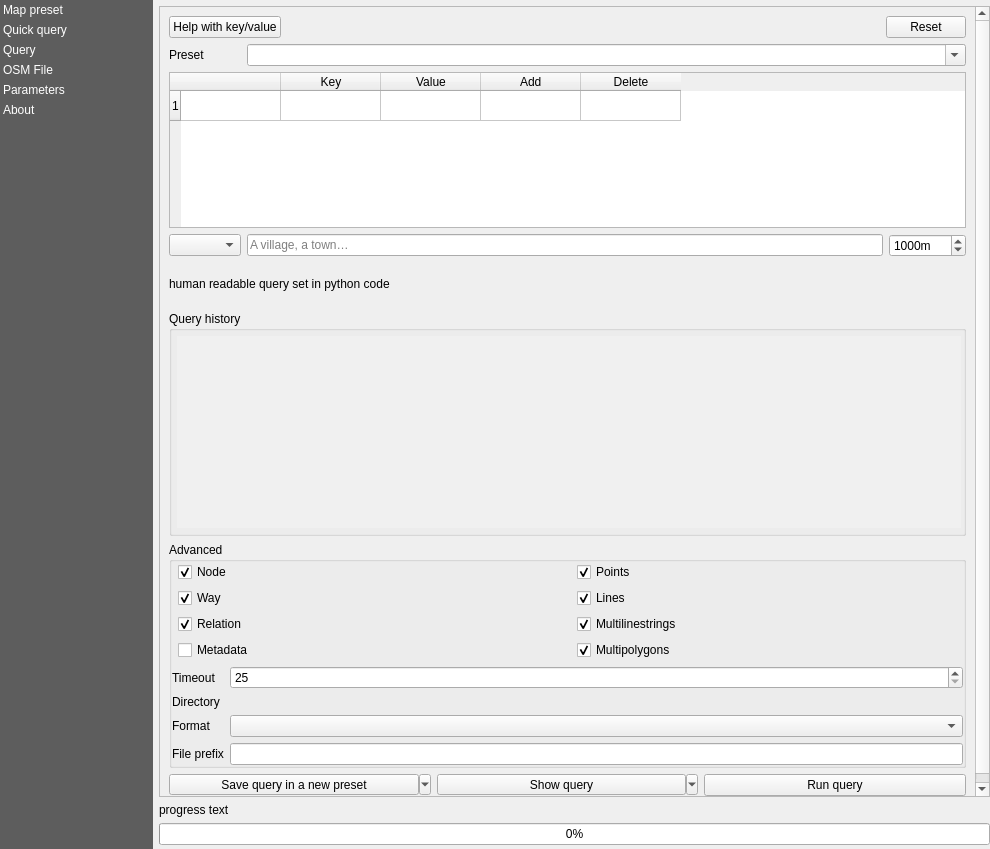
3liz/QuickOSM, file QuickOSM/resources/ui/main_window.ui: the form before one commit.
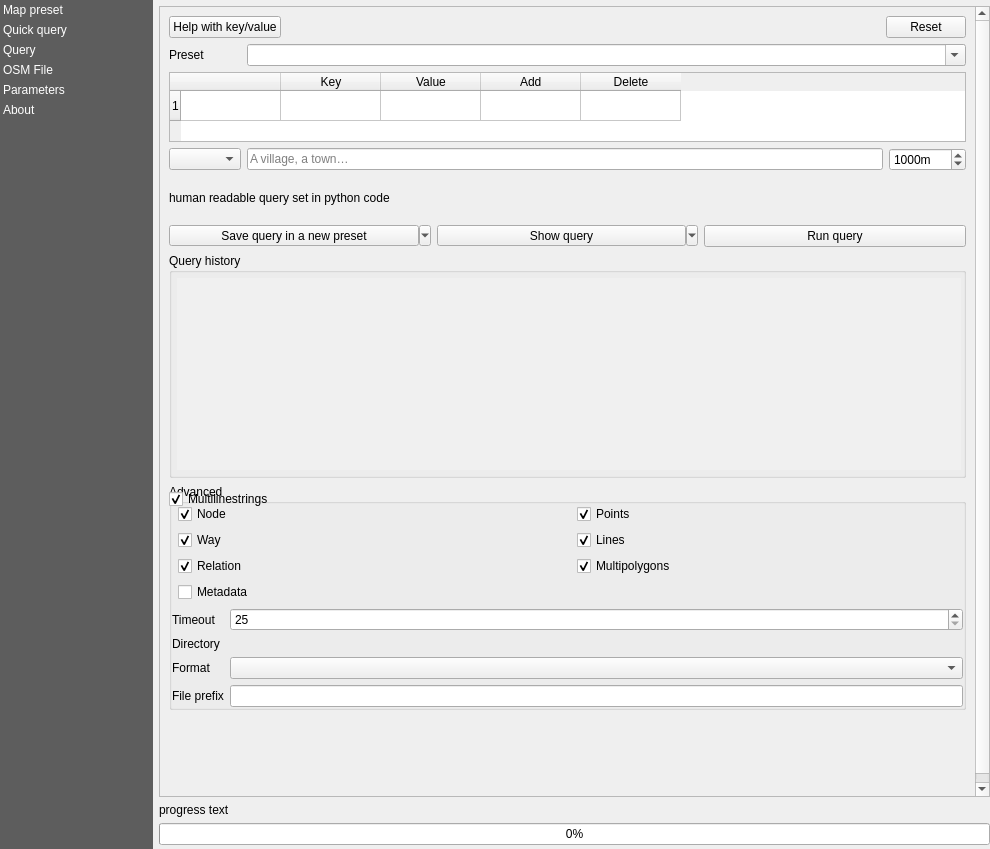
The form after the commit. The open tabs and pages were chosen to show the change. Custom widgets are drawn as their Qt base class.

Commit message: UX - Move some buttons up in the UI fix #379

The edit to the form file:
```diff
--- a/QuickOSM/resources/ui/main_window.ui
+++ b/QuickOSM/resources/ui/main_window.ui
@@ -824,6 +824,131 @@
                </item>
               </layout>
              </item>
+             <item>
+              <layout class="QHBoxLayout" name="horizontalLayout">
+               <item>
+                <widget class="QToolButton" name="button_save_query">
+                 <property name="sizePolicy">
+                  <sizepolicy hsizetype="Expanding" vsizetype="Fixed">
+                   <horstretch>0</horstretch>
+                   <verstretch>0</verstretch>
+                  </sizepolicy>
+                 </property>
+                 <property name="text">
+                  <string>Save query in a new preset</string>
+                 </property>
+                 <property name="popupMode">
+                  <enum>QToolButton::MenuButtonPopup</enum>
+                 </property>
+                 <property name="toolButtonStyle">
+                  <enum>Qt::ToolButtonTextOnly</enum>
+                 </property>
+                </widget>
+               </item>
+               <item>
+                <widget class="QToolButton" name="button_show_query">
+                 <property name="sizePolicy">
+                  <sizepolicy hsizetype="Expanding" vsizetype="Fixed">
+                   <horstretch>0</horstretch>
+                   <verstretch>0</verstretch>
+                  </sizepolicy>
+                 </property>
+                 <property name="layoutDirection">
+                  <enum>Qt::LeftToRight</enum>
+                 </property>
+                 <property name="text">
+                  <string>Show query</string>
+                 </property>
+                 <property name="checkable">
+                  <bool>false</bool>
+                 </property>
+                 <property name="popupMode">
+                  <enum>QToolButton::MenuButtonPopup</enum>
+                 </property>
+                 <property name="toolButtonStyle">
+                  <enum>Qt::ToolButtonTextOnly</enum>
+                 </property>
+                 <property name="arrowType">
+                  <enum>Qt::NoArrow</enum>
+                 </property>
+                </widget>
+               </item>
+               <item>
+                <widget class="QStackedWidget" name="stacked_execute_query_qq">
+                 <property name="sizePolicy">
+                  <sizepolicy hsizetype="Minimum" vsizetype="Fixed">
+                   <horstretch>0</horstretch>
+                   <verstretch>0</verstretch>
+                  </sizepolicy>
+                 </property>
+                 <property name="currentIndex">
+                  <number>0</number>
+                 </property>
+                 <widget class="QWidget" name="page">
+                  <layout class="QHBoxLayout" name="horizontalLayout_12">
+                   <property name="spacing">
+                    <number>0</number>
+                   </property>
+                   <property name="leftMargin">
+                    <number>0</number>
+                   </property>
+                   <property name="topMargin">
+                    <number>0</number>
+                   </property>
+                   <property name="rightMargin">
+                    <number>0</number>
+                   </property>
+                   <property name="bottomMargin">
+                    <number>0</number>
+                   </property>
+                   <item>
+                    <widget class="QPushButton" name="button_run_query_qq">
+                     <property name="sizePolicy">
+                      <sizepolicy hsizetype="Preferred" vsizetype="Fixed">
+                       <horstretch>0</horstretch>
+                       <verstretch>0</verstretch>
+                      </sizepolicy>
+                     </property>
+                     <property name="text">
+                      <string>Run query</string>
+                     </property>
+                     <property name="default">
+                      <bool>true</bool>
+                     </property>
+                    </widget>
+                   </item>
+                  </layout>
+                 </widget>
+                 <widget class="QWidget" name="page_2">
+                  <layout class="QHBoxLayout" name="horizontalLayout_13">
+                   <property name="spacing">
+                    <number>0</number>
+                   </property>
+                   <property name="leftMargin">
+                    <number>0</number>
+                   </property>
+                   <property name="topMargin">
+                    <number>0</number>
+                   </property>
+                   <property name="rightMargin">
+                    <number>0</number>
+                   </property>
+                   <property name="bottomMargin">
+                    <number>0</number>
+                   </property>
+                   <item>
+                    <widget class="QPushButton" name="button_cancel_query_qq">
+                     <property name="text">
+                      <string>Cancel running query</string>
+                     </property>
+                    </widget>
+                   </item>
+                  </layout>
+                 </widget>
+                </widget>
+               </item>
+              </layout>
+             </item>
              <item>
               <widget class="QgsCollapsibleGroupBox" name="query_historic">
                <property name="title">
@@ -990,17 +1115,7 @@
                       </property>
                      </widget>
                     </item>
-                    <item row="4" column="1">
-                     <widget class="QCheckBox" name="checkbox_multipolygons_qq">
-                      <property name="text">
-                       <string>Multipolygons</string>
-                      </property>
-                      <property name="checked">
-                       <bool>true</bool>
-                      </property>
-                     </widget>
-                    </item>
-                    <item row="3" column="1">
+                    <item row="2" column="1">
                      <widget class="QCheckBox" name="checkbox_multilinestrings_qq">
                       <property name="text">
                        <string>Multilinestrings</string>
@@ -1010,6 +1125,16 @@
                       </property>
                      </widget>
                     </item>
+                    <item row="3" column="1">
+                     <widget class="QCheckBox" name="checkbox_multipolygons_qq">
+                      <property name="text">
+                       <string>Multipolygons</string>
+                      </property>
+                      <property name="checked">
+                       <bool>true</bool>
+                      </property>
+                     </widget>
+                    </item>
                    </layout>
                   </item>
                  </layout>
@@ -1079,129 +1204,17 @@
               </widget>
              </item>
              <item>
-              <layout class="QHBoxLayout" name="horizontalLayout">
-               <item>
-                <widget class="QToolButton" name="button_save_query">
-                 <property name="sizePolicy">
-                  <sizepolicy hsizetype="Expanding" vsizetype="Fixed">
-                   <horstretch>0</horstretch>
-                   <verstretch>0</verstretch>
-                  </sizepolicy>
-                 </property>
-                 <property name="text">
-                  <string>Save query in a new preset</string>
-                 </property>
-                 <property name="popupMode">
-                  <enum>QToolButton::MenuButtonPopup</enum>
-                 </property>
-                 <property name="toolButtonStyle">
-                  <enum>Qt::ToolButtonTextOnly</enum>
-                 </property>
-                </widget>
-               </item>
-               <item>
-                <widget class="QToolButton" name="button_show_query">
-                 <property name="sizePolicy">
-                  <sizepolicy hsizetype="Expanding" vsizetype="Fixed">
-                   <horstretch>0</horstretch>
-                   <verstretch>0</verstretch>
-                  </sizepolicy>
-                 </property>
-                 <property name="layoutDirection">
-                  <enum>Qt::LeftToRight</enum>
-                 </property>
-                 <property name="text">
-                  <string>Show query</string>
-                 </property>
-                 <property name="checkable">
-                  <bool>false</bool>
-                 </property>
-                 <property name="popupMode">
-                  <enum>QToolButton::MenuButtonPopup</enum>
-                 </property>
-                 <property name="toolButtonStyle">
-                  <enum>Qt::ToolButtonTextOnly</enum>
-                 </property>
-                 <property name="arrowType">
-                  <enum>Qt::NoArrow</enum>
-                 </property>
-                </widget>
-               </item>
-               <item>
-                <widget class="QStackedWidget" name="stacked_execute_query_qq">
-                 <property name="sizePolicy">
-                  <sizepolicy hsizetype="Minimum" vsizetype="Fixed">
-                   <horstretch>0</horstretch>
-                   <verstretch>0</verstretch>
-                  </sizepolicy>
-                 </property>
-                 <property name="currentIndex">
-                  <number>0</number>
-                 </property>
-                 <widget class="QWidget" name="page">
-                  <layout class="QHBoxLayout" name="horizontalLayout_12">
-                   <property name="spacing">
-                    <number>0</number>
-                   </property>
-                   <property name="leftMargin">
-                    <number>0</number>
-                   </property>
-                   <property name="topMargin">
-                    <number>0</number>
-                   </property>
-                   <property name="rightMargin">
-                    <number>0</number>
-                   </property>
-                   <property name="bottomMargin">
-                    <number>0</number>
-                   </property>
-                   <item>
-                    <widget class="QPushButton" name="button_run_query_qq">
-                     <property name="sizePolicy">
-                      <sizepolicy hsizetype="Preferred" vsizetype="Fixed">
-                       <horstretch>0</horstretch>
-                       <verstretch>0</verstretch>
-                      </sizepolicy>
-                     </property>
-                     <property name="text">
-                      <string>Run query</string>
-                     </property>
-                     <property name="default">
-                      <bool>true</bool>
-                     </property>
-                    </widget>
-                   </item>
-                  </layout>
-                 </widget>
-                 <widget class="QWidget" name="page_2">
-                  <layout class="QHBoxLayout" name="horizontalLayout_13">
-                   <property name="spacing">
-                    <number>0</number>
-                   </property>
-                   <property name="leftMargin">
-                    <number>0</number>
-                   </property>
-                   <property name="topMargin">
-                    <number>0</number>
-                   </property>
-                   <property name="rightMargin">
-                    <number>0</number>
-                   </property>
-                   <property name="bottomMargin">
-                    <number>0</number>
-                   </property>
-                   <item>
-                    <widget class="QPushButton" name="button_cancel_query_qq">
-                     <property name="text">
-                      <string>Cancel running query</string>
-                     </property>
-                    </widget>
-                   </item>
-                  </layout>
-                 </widget>
-                </widget>
-               </item>
-              </layout>
+              <spacer name="verticalSpacer_3">
+               <property name="orientation">
+                <enum>Qt::Vertical</enum>
+               </property>
+               <property name="sizeHint" stdset="0">
+                <size>
+                 <width>20</width>
+                 <height>40</height>
+                </size>
+               </property>
+              </spacer>
              </item>
             </layout>
            </widget>
@@ -2373,18 +2386,18 @@
   </layout>
  </widget>
  <customwidgets>
-  <customwidget>
-   <class>QgsFileWidget</class>
-   <extends>QWidget</extends>
-   <header>qgsfilewidget.h</header>
-   <container>1</container>
-  </customwidget>
   <customwidget>
    <class>QgsCollapsibleGroupBox</class>
    <extends>QGroupBox</extends>
    <header>qgscollapsiblegroupbox.h</header>
    <container>1</container>
   </customwidget>
+  <customwidget>
+   <class>QgsFileWidget</class>
+   <extends>QWidget</extends>
+   <header>qgsfilewidget.h</header>
+   <container>1</container>
+  </customwidget>
   <customwidget>
    <class>QgsMapLayerComboBox</class>
    <extends>QComboBox</extends>
```
Left out of the diff: 245 changed lines with no effect on the pictures. The commit also changes 1 other file.
